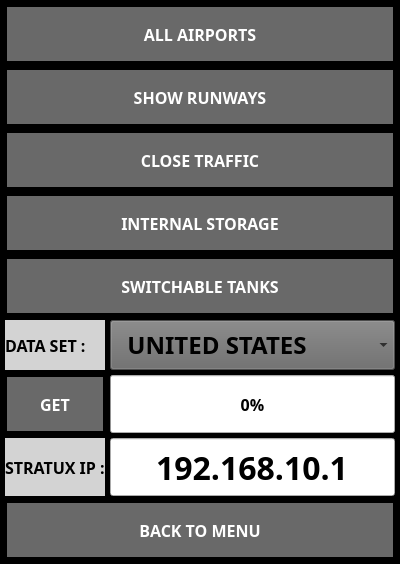
First picture: the form in ui/SettingsDialog.ui, repository UnexplodedMinds/Stratofier, before the edit.
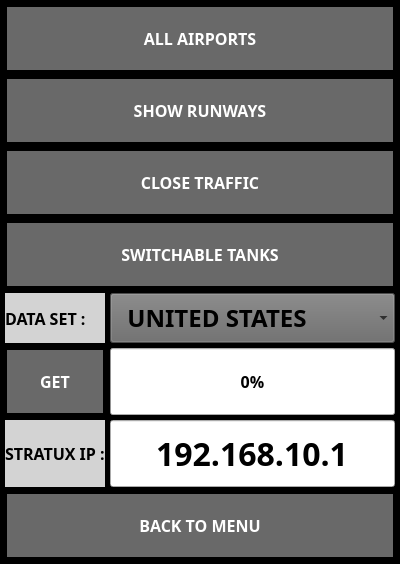
Second picture: the form after the edit. Icons and pictures are not drawn.

Commit message: Fuel estimator fixes and a few UI tweaks.  Removed the confusing external storage setting for android.

The edit to the form file:
```diff
--- a/ui/SettingsDialog.ui
+++ b/ui/SettingsDialog.ui
@@ -135,40 +135,7 @@
    <property name="spacing">
     <number>5</number>
    </property>
-   <item row="9" column="0" colspan="3">
-    <widget class="QPushButton" name="m_pCloseButton">
-     <property name="sizePolicy">
-      <sizepolicy hsizetype="MinimumExpanding" vsizetype="MinimumExpanding">
-       <horstretch>0</horstretch>
-       <verstretch>0</verstretch>
-      </sizepolicy>
-     </property>
-     <property name="font">
-      <font>
-       <family>Droid Sans</family>
-       <pointsize>12</pointsize>
-       <weight>75</weight>
-       <bold>true</bold>
-      </font>
-     </property>
-     <property name="autoFillBackground">
-      <bool>false</bool>
-     </property>
-     <property name="text">
-      <string>BACK TO MENU</string>
-     </property>
-     <property name="iconSize">
-      <size>
-       <width>32</width>
-       <height>32</height>
-      </size>
-     </property>
-     <property name="autoDefault">
-      <bool>false</bool>
-     </property>
-    </widget>
-   </item>
-   <item row="6" column="2">
+   <item row="5" column="2">
     <widget class="QComboBox" name="m_pDataSetCombo">
      <property name="sizePolicy">
       <sizepolicy hsizetype="MinimumExpanding" vsizetype="Fixed">
@@ -202,7 +169,354 @@
      </item>
     </widget>
    </item>
-   <item row="8" column="2">
+   <item row="6" column="2">
+    <widget class="QProgressBar" name="m_pDataProgress">
+     <property name="sizePolicy">
+      <sizepolicy hsizetype="MinimumExpanding" vsizetype="MinimumExpanding">
+       <horstretch>0</horstretch>
+       <verstretch>0</verstretch>
+      </sizepolicy>
+     </property>
+     <property name="font">
+      <font>
+       <family>Droid Sans</family>
+       <pointsize>12</pointsize>
+       <weight>75</weight>
+       <bold>true</bold>
+      </font>
+     </property>
+     <property name="value">
+      <number>0</number>
+     </property>
+    </widget>
+   </item>
+   <item row="0" column="0" colspan="3">
+    <widget class="QPushButton" name="m_pAirportsButton">
+     <property name="sizePolicy">
+      <sizepolicy hsizetype="MinimumExpanding" vsizetype="MinimumExpanding">
+       <horstretch>0</horstretch>
+       <verstretch>0</verstretch>
+      </sizepolicy>
+     </property>
+     <property name="font">
+      <font>
+       <family>Droid Sans</family>
+       <pointsize>12</pointsize>
+       <weight>75</weight>
+       <bold>true</bold>
+      </font>
+     </property>
+     <property name="text">
+      <string>ALL AIRPORTS</string>
+     </property>
+     <property name="iconSize">
+      <size>
+       <width>32</width>
+       <height>32</height>
+      </size>
+     </property>
+     <property name="autoDefault">
+      <bool>false</bool>
+     </property>
+    </widget>
+   </item>
+   <item row="5" column="0" colspan="2">
+    <widget class="QLabel" name="label_2">
+     <property name="sizePolicy">
+      <sizepolicy hsizetype="Minimum" vsizetype="Preferred">
+       <horstretch>0</horstretch>
+       <verstretch>0</verstretch>
+      </sizepolicy>
+     </property>
+     <property name="palette">
+      <palette>
+       <active>
+        <colorrole role="WindowText">
+         <brush brushstyle="SolidPattern">
+          <color alpha="255">
+           <red>0</red>
+           <green>0</green>
+           <blue>0</blue>
+          </color>
+         </brush>
+        </colorrole>
+        <colorrole role="Button">
+         <brush brushstyle="SolidPattern">
+          <color alpha="255">
+           <red>211</red>
+           <green>211</green>
+           <blue>211</blue>
+          </color>
+         </brush>
+        </colorrole>
+        <colorrole role="Text">
+         <brush brushstyle="SolidPattern">
+          <color alpha="255">
+           <red>0</red>
+           <green>0</green>
+           <blue>0</blue>
+          </color>
+         </brush>
+        </colorrole>
+        <colorrole role="ButtonText">
+         <brush brushstyle="SolidPattern">
+          <color alpha="255">
+           <red>0</red>
+           <green>0</green>
+           <blue>0</blue>
+          </color>
+         </brush>
+        </colorrole>
+        <colorrole role="Base">
+         <brush brushstyle="SolidPattern">
+          <color alpha="255">
+           <red>211</red>
+           <green>211</green>
+           <blue>211</blue>
+          </color>
+         </brush>
+        </colorrole>
+        <colorrole role="Window">
+         <brush brushstyle="SolidPattern">
+          <color alpha="255">
+           <red>211</red>
+           <green>211</green>
+           <blue>211</blue>
+          </color>
+         </brush>
+        </colorrole>
+        <colorrole role="PlaceholderText">
+         <brush brushstyle="NoBrush">
+          <color alpha="128">
+           <red>0</red>
+           <green>0</green>
+           <blue>0</blue>
+          </color>
+         </brush>
+        </colorrole>
+       </active>
+       <inactive>
+        <colorrole role="WindowText">
+         <brush brushstyle="SolidPattern">
+          <color alpha="255">
+           <red>0</red>
+           <green>0</green>
+           <blue>0</blue>
+          </color>
+         </brush>
+        </colorrole>
+        <colorrole role="Button">
+         <brush brushstyle="SolidPattern">
+          <color alpha="255">
+           <red>211</red>
+           <green>211</green>
+           <blue>211</blue>
+          </color>
+         </brush>
+        </colorrole>
+        <colorrole role="Text">
+         <brush brushstyle="SolidPattern">
+          <color alpha="255">
+           <red>0</red>
+           <green>0</green>
+           <blue>0</blue>
+          </color>
+         </brush>
+        </colorrole>
+        <colorrole role="ButtonText">
+         <brush brushstyle="SolidPattern">
+          <color alpha="255">
+           <red>0</red>
+           <green>0</green>
+           <blue>0</blue>
+          </color>
+         </brush>
+        </colorrole>
+        <colorrole role="Base">
+         <brush brushstyle="SolidPattern">
+          <color alpha="255">
+           <red>211</red>
+           <green>211</green>
+           <blue>211</blue>
+          </color>
+         </brush>
+        </colorrole>
+        <colorrole role="Window">
+         <brush brushstyle="SolidPattern">
+          <color alpha="255">
+           <red>211</red>
+           <green>211</green>
+           <blue>211</blue>
+          </color>
+         </brush>
+        </colorrole>
+        <colorrole role="PlaceholderText">
+         <brush brushstyle="NoBrush">
+          <color alpha="128">
+           <red>0</red>
+           <green>0</green>
+           <blue>0</blue>
+          </color>
+         </brush>
+        </colorrole>
+       </inactive>
+       <disabled>
+        <colorrole role="WindowText">
+         <brush brushstyle="SolidPattern">
+          <color alpha="255">
+           <red>0</red>
+           <green>0</green>
+           <blue>0</blue>
+          </color>
+         </brush>
+        </colorrole>
+        <colorrole role="Button">
+         <brush brushstyle="SolidPattern">
+          <color alpha="255">
+           <red>211</red>
+           <green>211</green>
+           <blue>211</blue>
+          </color>
+         </brush>
+        </colorrole>
+        <colorrole role="Text">
+         <brush brushstyle="SolidPattern">
+          <color alpha="255">
+           <red>0</red>
+           <green>0</green>
+           <blue>0</blue>
+          </color>
+         </brush>
+        </colorrole>
+        <colorrole role="ButtonText">
+         <brush brushstyle="SolidPattern">
+          <color alpha="255">
+           <red>0</red>
+           <green>0</green>
+           <blue>0</blue>
+          </color>
+         </brush>
+        </colorrole>
+        <colorrole role="Base">
+         <brush brushstyle="SolidPattern">
+          <color alpha="255">
+           <red>211</red>
+           <green>211</green>
+           <blue>211</blue>
+          </color>
+         </brush>
+        </colorrole>
+        <colorrole role="Window">
+         <brush brushstyle="SolidPattern">
+          <color alpha="255">
+           <red>211</red>
+           <green>211</green>
+           <blue>211</blue>
+          </color>
+         </brush>
+        </colorrole>
+        <colorrole role="PlaceholderText">
+         <brush brushstyle="NoBrush">
+          <color alpha="128">
+           <red>0</red>
+           <green>0</green>
+           <blue>0</blue>
+          </color>
+         </brush>
+        </colorrole>
+       </disabled>
+      </palette>
+     </property>
+     <property name="font">
+      <font>
+       <family>Droid Sans</family>
+       <pointsize>12</pointsize>
+       <weight>75</weight>
+       <bold>true</bold>
+      </font>
+     </property>
+     <property name="autoFillBackground">
+      <bool>false</bool>
+     </property>
+     <property name="styleSheet">
+      <string notr="true">QLabel { background-color: LightGray; color: black; }</string>
+     </property>
+     <property name="text">
+      <string>DATA SET :  </string>
+     </property>
+     <property name="margin">
+      <number>5</number>
+     </property>
+    </widget>
+   </item>
+   <item row="1" column="0" colspan="3">
+    <widget class="QPushButton" name="m_pShowRunwaysButton">
+     <property name="sizePolicy">
+      <sizepolicy hsizetype="MinimumExpanding" vsizetype="MinimumExpanding">
+       <horstretch>0</horstretch>
+       <verstretch>0</verstretch>
+      </sizepolicy>
+     </property>
+     <property name="font">
+      <font>
+       <family>Droid Sans</family>
+       <pointsize>12</pointsize>
+       <weight>75</weight>
+       <bold>true</bold>
+      </font>
+     </property>
+     <property name="text">
+      <string>SHOW RUNWAYS</string>
+     </property>
+     <property name="icon">
+      <iconset resource="../AHRSResources.qrc">
+       <normaloff>:/icons/resources/OK.png</normaloff>:/icons/resources/OK.png</iconset>
+     </property>
+     <property name="iconSize">
+      <size>
+       <width>32</width>
+       <height>32</height>
+      </size>
+     </property>
+     <property name="autoDefault">
+      <bool>false</bool>
+     </property>
+    </widget>
+   </item>
+   <item row="8" column="0" colspan="3">
+    <widget class="QPushButton" name="m_pCloseButton">
+     <property name="sizePolicy">
+      <sizepolicy hsizetype="MinimumExpanding" vsizetype="MinimumExpanding">
+       <horstretch>0</horstretch>
+       <verstretch>0</verstretch>
+      </sizepolicy>
+     </property>
+     <property name="font">
+      <font>
+       <family>Droid Sans</family>
+       <pointsize>12</pointsize>
+       <weight>75</weight>
+       <bold>true</bold>
+      </font>
+     </property>
+     <property name="autoFillBackground">
+      <bool>false</bool>
+     </property>
+     <property name="text">
+      <string>BACK TO MENU</string>
+     </property>
+     <property name="iconSize">
+      <size>
+       <width>32</width>
+       <height>32</height>
+      </size>
+     </property>
+     <property name="autoDefault">
+      <bool>false</bool>
+     </property>
+    </widget>
+   </item>
+   <item row="7" column="2">
     <widget class="QLineEdit" name="m_pIPEdit">
      <property name="sizePolicy">
       <sizepolicy hsizetype="MinimumExpanding" vsizetype="MinimumExpanding">
@@ -226,499 +540,7 @@
      </property>
     </widget>
    </item>
-   <item row="4" column="0" colspan="3">
-    <widget class="QPushButton" name="m_pSwitchableButton">
-     <property name="sizePolicy">
-      <sizepolicy hsizetype="MinimumExpanding" vsizetype="MinimumExpanding">
-       <horstretch>0</horstretch>
-       <verstretch>0</verstretch>
-      </sizepolicy>
-     </property>
-     <property name="font">
-      <font>
-       <family>Droid Sans</family>
-       <pointsize>12</pointsize>
-       <weight>75</weight>
-       <bold>true</bold>
-      </font>
-     </property>
-     <property name="text">
-      <string>SWITCHABLE TANKS</string>
-     </property>
-     <property name="icon">
-      <iconset resource="../AHRSResources.qrc">
-       <normaloff>:/icons/resources/OK.png</normaloff>:/icons/resources/OK.png</iconset>
-     </property>
-     <property name="iconSize">
-      <size>
-       <width>32</width>
-       <height>32</height>
-      </size>
-     </property>
-     <property name="autoDefault">
-      <bool>false</bool>
-     </property>
-    </widget>
-   </item>
-   <item row="8" column="0" colspan="2">
-    <widget class="QLabel" name="label_3">
-     <property name="sizePolicy">
-      <sizepolicy hsizetype="Minimum" vsizetype="Preferred">
-       <horstretch>0</horstretch>
-       <verstretch>0</verstretch>
-      </sizepolicy>
-     </property>
-     <property name="palette">
-      <palette>
-       <active>
-        <colorrole role="WindowText">
-         <brush brushstyle="SolidPattern">
-          <color alpha="255">
-           <red>0</red>
-           <green>0</green>
-           <blue>0</blue>
-          </color>
-         </brush>
-        </colorrole>
-        <colorrole role="Button">
-         <brush brushstyle="SolidPattern">
-          <color alpha="255">
-           <red>211</red>
-           <green>211</green>
-           <blue>211</blue>
-          </color>
-         </brush>
-        </colorrole>
-        <colorrole role="Text">
-         <brush brushstyle="SolidPattern">
-          <color alpha="255">
-           <red>0</red>
-           <green>0</green>
-           <blue>0</blue>
-          </color>
-         </brush>
-        </colorrole>
-        <colorrole role="ButtonText">
-         <brush brushstyle="SolidPattern">
-          <color alpha="255">
-           <red>0</red>
-           <green>0</green>
-           <blue>0</blue>
-          </color>
-         </brush>
-        </colorrole>
-        <colorrole role="Base">
-         <brush brushstyle="SolidPattern">
-          <color alpha="255">
-           <red>211</red>
-           <green>211</green>
-           <blue>211</blue>
-          </color>
-         </brush>
-        </colorrole>
-        <colorrole role="Window">
-         <brush brushstyle="SolidPattern">
-          <color alpha="255">
-           <red>211</red>
-           <green>211</green>
-           <blue>211</blue>
-          </color>
-         </brush>
-        </colorrole>
-        <colorrole role="PlaceholderText">
-         <brush brushstyle="NoBrush">
-          <color alpha="128">
-           <red>0</red>
-           <green>0</green>
-           <blue>0</blue>
-          </color>
-         </brush>
-        </colorrole>
-       </active>
-       <inactive>
-        <colorrole role="WindowText">
-         <brush brushstyle="SolidPattern">
-          <color alpha="255">
-           <red>0</red>
-           <green>0</green>
-           <blue>0</blue>
-          </color>
-         </brush>
-        </colorrole>
-        <colorrole role="Button">
-         <brush brushstyle="SolidPattern">
-          <color alpha="255">
-           <red>211</red>
-           <green>211</green>
-           <blue>211</blue>
-          </color>
-         </brush>
-        </colorrole>
-        <colorrole role="Text">
-         <brush brushstyle="SolidPattern">
-          <color alpha="255">
-           <red>0</red>
-           <green>0</green>
-           <blue>0</blue>
-          </color>
-         </brush>
-        </colorrole>
-        <colorrole role="ButtonText">
-         <brush brushstyle="SolidPattern">
-          <color alpha="255">
-           <red>0</red>
-           <green>0</green>
-           <blue>0</blue>
-          </color>
-         </brush>
-        </colorrole>
-        <colorrole role="Base">
-         <brush brushstyle="SolidPattern">
-          <color alpha="255">
-           <red>211</red>
-           <green>211</green>
-           <blue>211</blue>
-          </color>
-         </brush>
-        </colorrole>
-        <colorrole role="Window">
-         <brush brushstyle="SolidPattern">
-          <color alpha="255">
-           <red>211</red>
-           <green>211</green>
-           <blue>211</blue>
-          </color>
-         </brush>
-        </colorrole>
-        <colorrole role="PlaceholderText">
-         <brush brushstyle="NoBrush">
-          <color alpha="128">
-           <red>0</red>
-           <green>0</green>
-           <blue>0</blue>
-          </color>
-         </brush>
-        </colorrole>
-       </inactive>
-       <disabled>
-        <colorrole role="WindowText">
-         <brush brushstyle="SolidPattern">
-          <color alpha="255">
-           <red>0</red>
-           <green>0</green>
-           <blue>0</blue>
-          </color>
-         </brush>
-        </colorrole>
-        <colorrole role="Button">
-         <brush brushstyle="SolidPattern">
-          <color alpha="255">
-           <red>211</red>
-           <green>211</green>
-           <blue>211</blue>
-          </color>
-         </brush>
-        </colorrole>
-        <colorrole role="Text">
-         <brush brushstyle="SolidPattern">
-          <color alpha="255">
-           <red>0</red>
-           <green>0</green>
-           <blue>0</blue>
-          </color>
-         </brush>
-        </colorrole>
-        <colorrole role="ButtonText">
-         <brush brushstyle="SolidPattern">
-          <color alpha="255">
-           <red>0</red>
-           <green>0</green>
-           <blue>0</blue>
-          </color>
-         </brush>
-        </colorrole>
-        <colorrole role="Base">
-         <brush brushstyle="SolidPattern">
-          <color alpha="255">
-           <red>211</red>
-           <green>211</green>
-           <blue>211</blue>
-          </color>
-         </brush>
-        </colorrole>
-        <colorrole role="Window">
-         <brush brushstyle="SolidPattern">
-          <color alpha="255">
-           <red>211</red>
-           <green>211</green>
-           <blue>211</blue>
-          </color>
-         </brush>
-        </colorrole>
-        <colorrole role="PlaceholderText">
-         <brush brushstyle="NoBrush">
-          <color alpha="128">
-           <red>0</red>
-           <green>0</green>
-           <blue>0</blue>
-          </color>
-         </brush>
-        </colorrole>
-       </disabled>
-      </palette>
-     </property>
-     <property name="font">
-      <font>
-       <family>Droid Sans</family>
-       <pointsize>12</pointsize>
-       <weight>75</weight>
-       <bold>true</bold>
-      </font>
-     </property>
-     <property name="autoFillBackground">
-      <bool>false</bool>
-     </property>
-     <property name="styleSheet">
-      <string notr="true">QLabel { background-color: LightGray; color: black; }</string>
-     </property>
-     <property name="text">
-      <string>STRATUX IP :</string>
-     </property>
-     <property name="margin">
-      <number>5</number>
-     </property>
-    </widget>
-   </item>
    <item row="6" column="0" colspan="2">
-    <widget class="QLabel" name="label_2">
-     <property name="sizePolicy">
-      <sizepolicy hsizetype="Minimum" vsizetype="Preferred">
-       <horstretch>0</horstretch>
-       <verstretch>0</verstretch>
-      </sizepolicy>
-     </property>
-     <property name="palette">
-      <palette>
-       <active>
-        <colorrole role="WindowText">
-         <brush brushstyle="SolidPattern">
-          <color alpha="255">
-           <red>0</red>
-           <green>0</green>
-           <blue>0</blue>
-          </color>
-         </brush>
-        </colorrole>
-        <colorrole role="Button">
-         <brush brushstyle="SolidPattern">
-          <color alpha="255">
-           <red>211</red>
-           <green>211</green>
-           <blue>211</blue>
-          </color>
-         </brush>
-        </colorrole>
-        <colorrole role="Text">
-         <brush brushstyle="SolidPattern">
-          <color alpha="255">
-           <red>0</red>
-           <green>0</green>
-           <blue>0</blue>
-          </color>
-         </brush>
-        </colorrole>
-        <colorrole role="ButtonText">
-         <brush brushstyle="SolidPattern">
-          <color alpha="255">
-           <red>0</red>
-           <green>0</green>
-           <blue>0</blue>
-          </color>
-         </brush>
-        </colorrole>
-        <colorrole role="Base">
-         <brush brushstyle="SolidPattern">
-          <color alpha="255">
-           <red>211</red>
-           <green>211</green>
-           <blue>211</blue>
-          </color>
-         </brush>
-        </colorrole>
-        <colorrole role="Window">
-         <brush brushstyle="SolidPattern">
-          <color alpha="255">
-           <red>211</red>
-           <green>211</green>
-           <blue>211</blue>
-          </color>
-         </brush>
-        </colorrole>
-        <colorrole role="PlaceholderText">
-         <brush brushstyle="NoBrush">
-          <color alpha="128">
-           <red>0</red>
-           <green>0</green>
-           <blue>0</blue>
-          </color>
-         </brush>
-        </colorrole>
-       </active>
-       <inactive>
-        <colorrole role="WindowText">
-         <brush brushstyle="SolidPattern">
-          <color alpha="255">
-           <red>0</red>
-           <green>0</green>
-           <blue>0</blue>
-          </color>
-         </brush>
-        </colorrole>
-        <colorrole role="Button">
-         <brush brushstyle="SolidPattern">
-          <color alpha="255">
-           <red>211</red>
-           <green>211</green>
-           <blue>211</blue>
-          </color>
-         </brush>
-        </colorrole>
-        <colorrole role="Text">
-         <brush brushstyle="SolidPattern">
-          <color alpha="255">
-           <red>0</red>
-           <green>0</green>
-           <blue>0</blue>
-          </color>
-         </brush>
-        </colorrole>
-        <colorrole role="ButtonText">
-         <brush brushstyle="SolidPattern">
-          <color alpha="255">
-           <red>0</red>
-           <green>0</green>
-           <blue>0</blue>
-          </color>
-         </brush>
-        </colorrole>
-        <colorrole role="Base">
-         <brush brushstyle="SolidPattern">
-          <color alpha="255">
-           <red>211</red>
-           <green>211</green>
-           <blue>211</blue>
-          </color>
-         </brush>
-        </colorrole>
-        <colorrole role="Window">
-         <brush brushstyle="SolidPattern">
-          <color alpha="255">
-           <red>211</red>
-           <green>211</green>
-           <blue>211</blue>
-          </color>
-         </brush>
-        </colorrole>
-        <colorrole role="PlaceholderText">
-         <brush brushstyle="NoBrush">
-          <color alpha="128">
-           <red>0</red>
-           <green>0</green>
-           <blue>0</blue>
-          </color>
-         </brush>
-        </colorrole>
-       </inactive>
-       <disabled>
-        <colorrole role="WindowText">
-         <brush brushstyle="SolidPattern">
-          <color alpha="255">
-           <red>0</red>
-           <green>0</green>
-           <blue>0</blue>
-          </color>
-         </brush>
-        </colorrole>
-        <colorrole role="Button">
-         <brush brushstyle="SolidPattern">
-          <color alpha="255">
-           <red>211</red>
-           <green>211</green>
-           <blue>211</blue>
-          </color>
-         </brush>
-        </colorrole>
-        <colorrole role="Text">
-         <brush brushstyle="SolidPattern">
-          <color alpha="255">
-           <red>0</red>
-           <green>0</green>
-           <blue>0</blue>
-          </color>
-         </brush>
-        </colorrole>
-        <colorrole role="ButtonText">
-         <brush brushstyle="SolidPattern">
-          <color alpha="255">
-           <red>0</red>
-           <green>0</green>
-           <blue>0</blue>
-          </color>
-         </brush>
-        </colorrole>
-        <colorrole role="Base">
-         <brush brushstyle="SolidPattern">
-          <color alpha="255">
-           <red>211</red>
-           <green>211</green>
-           <blue>211</blue>
-          </color>
-         </brush>
-        </colorrole>
-        <colorrole role="Window">
-         <brush brushstyle="SolidPattern">
-          <color alpha="255">
-           <red>211</red>
-           <green>211</green>
-           <blue>211</blue>
-          </color>
-         </brush>
-        </colorrole>
-        <colorrole role="PlaceholderText">
-         <brush brushstyle="NoBrush">
-          <color alpha="128">
-           <red>0</red>
-           <green>0</green>
-           <blue>0</blue>
-          </color>
-         </brush>
-        </colorrole>
-       </disabled>
-      </palette>
-     </property>
-     <property name="font">
-      <font>
-       <family>Droid Sans</family>
-       <pointsize>12</pointsize>
-       <weight>75</weight>
-       <bold>true</bold>
-      </font>
-     </property>
-     <property name="autoFillBackground">
-      <bool>false</bool>
-     </property>
-     <property name="styleSheet">
-      <string notr="true">QLabel { background-color: LightGray; color: black; }</string>
-     </property>
-     <property name="text">
-      <string>DATA SET :  </string>
-     </property>
-     <property name="margin">
-      <number>5</number>
-     </property>
-    </widget>
-   </item>
-   <item row="7" column="0" colspan="2">
     <widget class="QPushButton" name="m_pGetDataButton">
      <property name="sizePolicy">
       <sizepolicy hsizetype="Minimum" vsizetype="MinimumExpanding">
@@ -758,35 +580,213 @@
      </property>
     </widget>
    </item>
-   <item row="7" column="2">
-    <widget class="QProgressBar" name="m_pDataProgress">
+   <item row="7" column="0" colspan="2">
+    <widget class="QLabel" name="label_3">
      <property name="sizePolicy">
-      <sizepolicy hsizetype="MinimumExpanding" vsizetype="MinimumExpanding">
+      <sizepolicy hsizetype="Minimum" vsizetype="Preferred">
        <horstretch>0</horstretch>
        <verstretch>0</verstretch>
       </sizepolicy>
      </property>
-     <property name="font">
-      <font>
-       <family>Droid Sans</family>
-       <pointsize>12</pointsize>
-       <weight>75</weight>
-       <bold>true</bold>
-      </font>
+     <property name="palette">
+      <palette>
+       <active>
+        <colorrole role="WindowText">
+         <brush brushstyle="SolidPattern">
+          <color alpha="255">
+           <red>0</red>
+           <green>0</green>
+           <blue>0</blue>
+          </color>
+         </brush>
+        </colorrole>
+        <colorrole role="Button">
+         <brush brushstyle="SolidPattern">
+          <color alpha="255">
+           <red>211</red>
+           <green>211</green>
+           <blue>211</blue>
+          </color>
+         </brush>
+        </colorrole>
+        <colorrole role="Text">
+         <brush brushstyle="SolidPattern">
+          <color alpha="255">
+           <red>0</red>
+           <green>0</green>
+           <blue>0</blue>
+          </color>
+         </brush>
+        </colorrole>
+        <colorrole role="ButtonText">
+         <brush brushstyle="SolidPattern">
+          <color alpha="255">
+           <red>0</red>
+           <green>0</green>
+           <blue>0</blue>
+          </color>
+         </brush>
+        </colorrole>
+        <colorrole role="Base">
+         <brush brushstyle="SolidPattern">
+          <color alpha="255">
+           <red>211</red>
+           <green>211</green>
+           <blue>211</blue>
+          </color>
+         </brush>
+        </colorrole>
+        <colorrole role="Window">
+         <brush brushstyle="SolidPattern">
+          <color alpha="255">
+           <red>211</red>
+           <green>211</green>
+           <blue>211</blue>
+          </color>
+         </brush>
+        </colorrole>
+        <colorrole role="PlaceholderText">
+         <brush brushstyle="NoBrush">
+          <color alpha="128">
+           <red>0</red>
+           <green>0</green>
+           <blue>0</blue>
+          </color>
+         </brush>
+        </colorrole>
+       </active>
+       <inactive>
+        <colorrole role="WindowText">
+         <brush brushstyle="SolidPattern">
+          <color alpha="255">
+           <red>0</red>
+           <green>0</green>
+           <blue>0</blue>
+          </color>
+         </brush>
+        </colorrole>
+        <colorrole role="Button">
+         <brush brushstyle="SolidPattern">
+          <color alpha="255">
+           <red>211</red>
+           <green>211</green>
+           <blue>211</blue>
+          </color>
+         </brush>
+        </colorrole>
+        <colorrole role="Text">
+         <brush brushstyle="SolidPattern">
+          <color alpha="255">
+           <red>0</red>
+           <green>0</green>
+           <blue>0</blue>
+          </color>
+         </brush>
+        </colorrole>
+        <colorrole role="ButtonText">
+         <brush brushstyle="SolidPattern">
+          <color alpha="255">
+           <red>0</red>
+           <green>0</green>
+           <blue>0</blue>
+          </color>
+         </brush>
+        </colorrole>
+        <colorrole role="Base">
+         <brush brushstyle="SolidPattern">
+          <color alpha="255">
+           <red>211</red>
+           <green>211</green>
+           <blue>211</blue>
+          </color>
+         </brush>
+        </colorrole>
+        <colorrole role="Window">
+         <brush brushstyle="SolidPattern">
+          <color alpha="255">
+           <red>211</red>
+           <green>211</green>
+           <blue>211</blue>
+          </color>
+         </brush>
+        </colorrole>
+        <colorrole role="PlaceholderText">
+         <brush brushstyle="NoBrush">
+          <color alpha="128">
+           <red>0</red>
+           <green>0</green>
+           <blue>0</blue>
+          </color>
+         </brush>
+        </colorrole>
+       </inactive>
+       <disabled>
+        <colorrole role="WindowText">
+         <brush brushstyle="SolidPattern">
+          <color alpha="255">
+           <red>0</red>
+           <green>0</green>
+           <blue>0</blue>
+          </color>
+         </brush>
+        </colorrole>
+        <colorrole role="Button">
+         <brush brushstyle="SolidPattern">
+          <color alpha="255">
+           <red>211</red>
+           <green>211</green>
+           <blue>211</blue>
+          </color>
+         </brush>
+        </colorrole>
+        <colorrole role="Text">
+         <brush brushstyle="SolidPattern">
+          <color alpha="255">
+           <red>0</red>
+           <green>0</green>
+           <blue>0</blue>
+          </color>
+         </brush>
+        </colorrole>
+        <colorrole role="ButtonText">
+         <brush brushstyle="SolidPattern">
+          <color alpha="255">
+           <red>0</red>
+           <green>0</green>
+           <blue>0</blue>
+          </color>
+         </brush>
+        </colorrole>
+        <colorrole role="Base">
+         <brush brushstyle="SolidPattern">
+          <color alpha="255">
+           <red>211</red>
+           <green>211</green>
+           <blue>211</blue>
+          </color>
+         </brush>
+        </colorrole>
+        <colorrole role="Window">
+         <brush brushstyle="SolidPattern">
+          <color alpha="255">
+           <red>211</red>
+           <green>211</green>
+           <blue>211</blue>
+          </color>
+         </brush>
+        </colorrole>
+        <colorrole role="PlaceholderText">
+         <brush brushstyle="NoBrush">
+          <color alpha="128">
+           <red>0</red>
+           <green>0</green>
+           <blue>0</blue>
+          </color>
+         </brush>
+        </colorrole>
+       </disabled>
+      </palette>
      </property>
-     <property name="value">
-      <number>0</number>
-     </property>
-    </widget>
-   </item>
-   <item row="0" column="0" colspan="3">
-    <widget class="QPushButton" name="m_pAirportsButton">
-     <property name="sizePolicy">
-      <sizepolicy hsizetype="MinimumExpanding" vsizetype="MinimumExpanding">
-       <horstretch>0</horstretch>
-       <verstretch>0</verstretch>
-      </sizepolicy>
-     </property>
      <property name="font">
       <font>
        <family>Droid Sans</family>
@@ -795,53 +795,17 @@
        <bold>true</bold>
       </font>
      </property>
-     <property name="text">
-      <string>ALL AIRPORTS</string>
-     </property>
-     <property name="iconSize">
-      <size>
-       <width>32</width>
-       <height>32</height>
-      </size>
-     </property>
-     <property name="autoDefault">
+     <property name="autoFillBackground">
       <bool>false</bool>
      </property>
-    </widget>
-   </item>
-   <item row="3" column="0" colspan="3">
-    <widget class="QPushButton" name="m_pStorageButton">
-     <property name="sizePolicy">
-      <sizepolicy hsizetype="MinimumExpanding" vsizetype="MinimumExpanding">
-       <horstretch>0</horstretch>
-       <verstretch>0</verstretch>
-      </sizepolicy>
+     <property name="styleSheet">
+      <string notr="true">QLabel { background-color: LightGray; color: black; }</string>
      </property>
-     <property name="font">
-      <font>
-       <family>Droid Sans</family>
-       <pointsize>12</pointsize>
-       <weight>75</weight>
-       <bold>true</bold>
-      </font>
-     </property>
      <property name="text">
-      <string>INTERNAL STORAGE</string>
+      <string>STRATUX IP :</string>
      </property>
-     <property name="iconSize">
-      <size>
-       <width>32</width>
-       <height>32</height>
-      </size>
-     </property>
-     <property name="checkable">
-      <bool>true</bool>
-     </property>
-     <property name="checked">
-      <bool>false</bool>
-     </property>
-     <property name="autoDefault">
-      <bool>false</bool>
+     <property name="margin">
+      <number>5</number>
      </property>
     </widget>
    </item>
@@ -871,18 +835,18 @@
       </size>
      </property>
      <property name="checkable">
-      <bool>true</bool>
+      <bool>false</bool>
      </property>
      <property name="checked">
-      <bool>true</bool>
+      <bool>false</bool>
      </property>
      <property name="autoDefault">
       <bool>false</bool>
      </property>
     </widget>
    </item>
-   <item row="1" column="0" colspan="3">
-    <widget class="QPushButton" name="m_pShowRunwaysButton">
+   <item row="3" column="0" colspan="3">
+    <widget class="QPushButton" name="m_pSwitchableButton">
      <property name="sizePolicy">
       <sizepolicy hsizetype="MinimumExpanding" vsizetype="MinimumExpanding">
        <horstretch>0</horstretch>
@@ -898,7 +862,7 @@
       </font>
      </property>
      <property name="text">
-      <string>SHOW RUNWAYS</string>
+      <string>SWITCHABLE TANKS</string>
      </property>
      <property name="icon">
       <iconset resource="../AHRSResources.qrc">
```
The commit also changes 24 other files.
